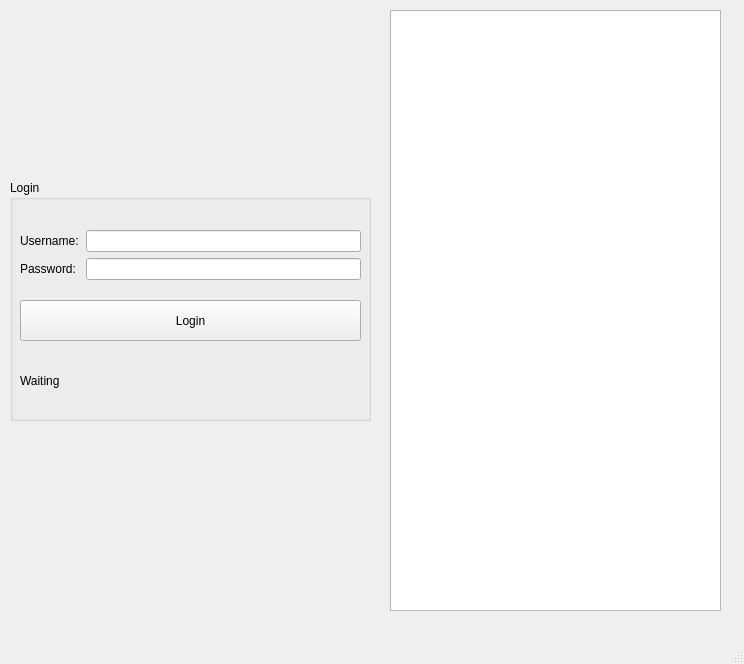
This is _projectForm.ui in SerHooD/Selenium-Instagram-Follower-Tracker as Qt 5 draws it before an edit. The edited form follows.
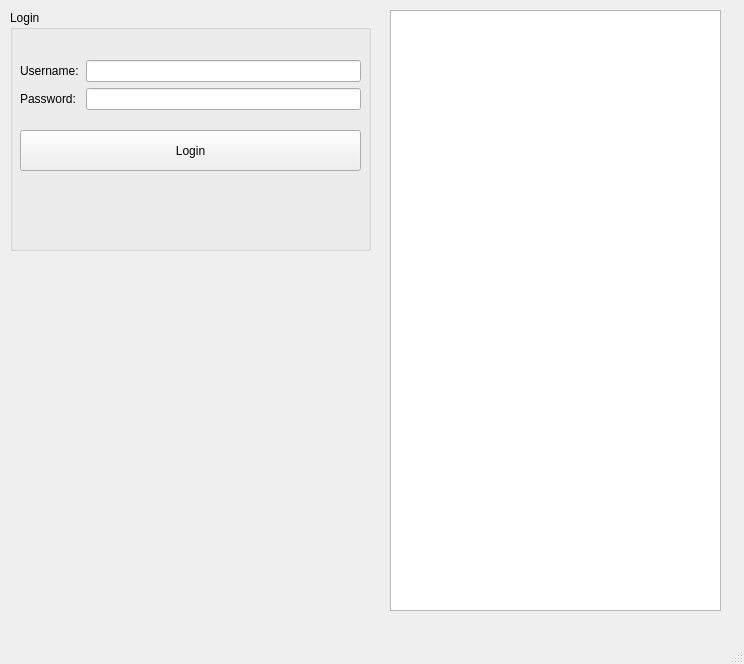
This is the edited form.

The edit to the form file:
```diff
--- a/_projectForm.ui
+++ b/_projectForm.ui
@@ -28,7 +28,7 @@
     <property name="geometry">
      <rect>
       <x>10</x>
-      <y>180</y>
+      <y>10</y>
       <width>361</width>
       <height>241</height>
      </rect>
@@ -46,7 +46,7 @@
       </rect>
      </property>
      <property name="text">
-      <string>Waiting</string>
+      <string/>
      </property>
     </widget>
     <widget class="QWidget" name="layoutWidget">
@@ -55,7 +55,7 @@
        <x>10</x>
        <y>50</y>
        <width>341</width>
-       <height>61</height>
+       <height>67</height>
       </rect>
      </property>
      <layout class="QFormLayout" name="formLayout">
```
